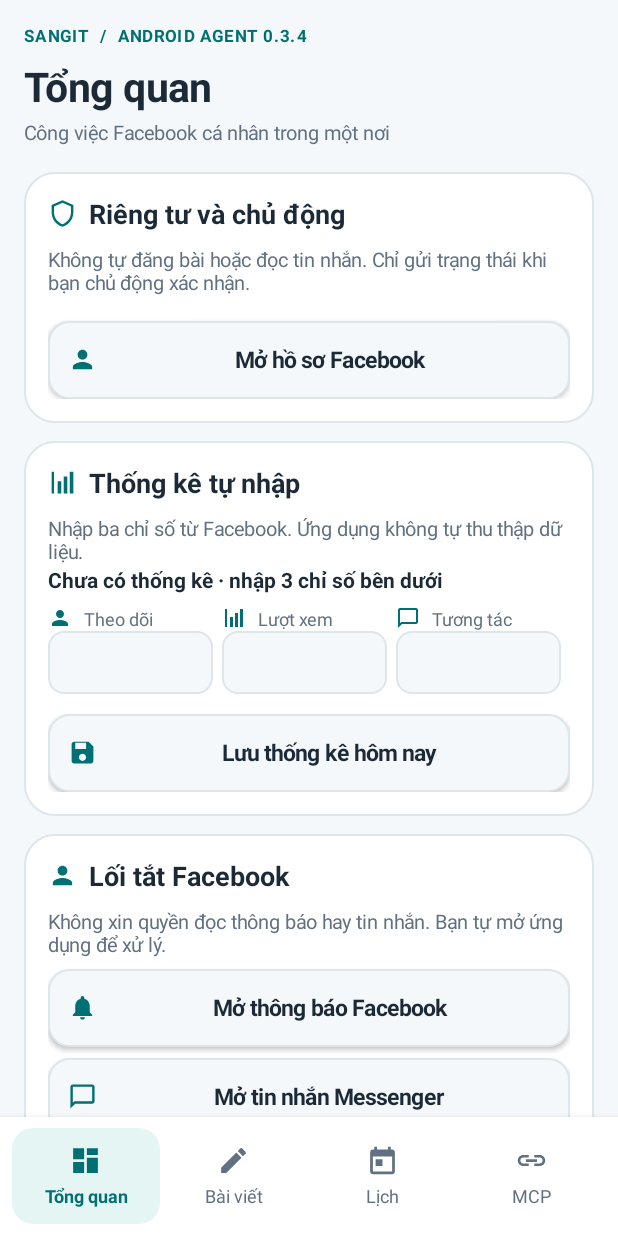
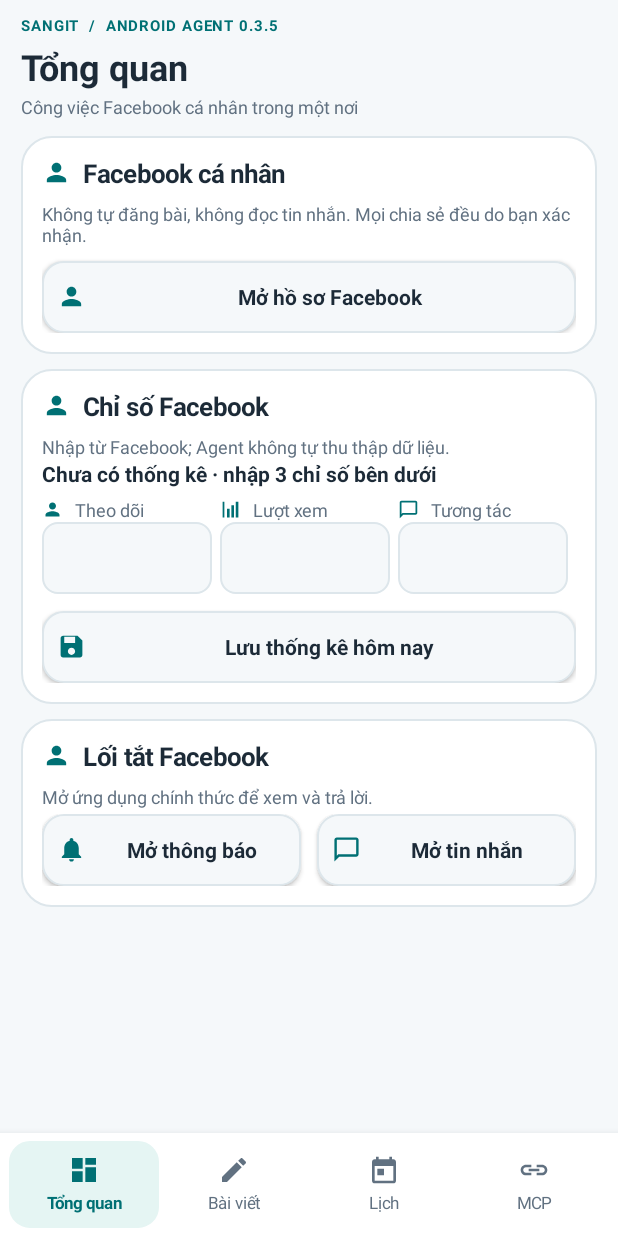
Before and after one commit to Viyeu/sangit-android-agent, an Android app: the screen it shows after launch (MainActivity), on a phone screen of 412 x 824 dp. Run offline under Robolectric (Android 15) with nearby library versions, the phone set to English and light mode, and no system bars.

Commit message:
Optimize compact mobile UI/UX while preserving all Android Agent features (v0.3.5)

```diff
--- a/app/build.gradle
+++ b/app/build.gradle
@@ -10,8 +10,8 @@ android {
         applicationId 'vn.sangit.androidagent'
         minSdk 26
         targetSdk 35
-        versionCode 7
-        versionName '0.3.4'
+        versionCode 8
+        versionName '0.3.5'
     }
 
     buildTypes {
--- a/app/src/main/java/vn/sangit/androidagent/MainActivity.java
+++ b/app/src/main/java/vn/sangit/androidagent/MainActivity.java
@@ -23,6 +23,7 @@ import android.text.InputType;
 import android.view.Gravity;
 import android.view.View;
 import android.view.WindowInsets;
+import android.view.WindowManager;
 import android.widget.ArrayAdapter;
 import android.widget.Button;
 import android.widget.CheckBox;
@@ -107,6 +108,7 @@ public final class MainActivity extends Activity {
         }
         getWindow().setStatusBarColor(BACKGROUND);
         getWindow().setNavigationBarColor(BACKGROUND);
+        getWindow().setSoftInputMode(WindowManager.LayoutParams.SOFT_INPUT_ADJUST_RESIZE);
         getWindow().getDecorView().setSystemUiVisibility(View.SYSTEM_UI_FLAG_LIGHT_STATUS_BAR);
         render();
     }
@@ -149,20 +151,20 @@ public final class MainActivity extends Activity {
         scroll.setVerticalScrollBarEnabled(false);
         LinearLayout body = new LinearLayout(this);
         body.setOrientation(LinearLayout.VERTICAL);
-        body.setPadding(dp(16), dp(16), dp(16), dp(24));
+        body.setPadding(dp(14), dp(10), dp(14), dp(20));
         scroll.addView(body);
         root.addView(scroll, new LinearLayout.LayoutParams(-1, 0, 1f));
         setContentView(root);
 
-        TextView eyebrow = text("SANGIT  /  ANDROID AGENT 0.3.4", 11, PRIMARY, true);
-        eyebrow.setLetterSpacing(0.08f);
+        TextView eyebrow = text("SANGIT  /  ANDROID AGENT 0.3.5", 10, PRIMARY, true);
+        eyebrow.setLetterSpacing(0.06f);
         body.addView(eyebrow);
-        pageHeader = text("Tổng quan", 27, INK, true);
-        pageHeader.setPadding(0, dp(8), 0, dp(4));
+        pageHeader = text("Tổng quan", 24, INK, true);
+        pageHeader.setPadding(0, dp(4), 0, dp(2));
         body.addView(pageHeader);
-        pageSubtitle = text("Công cụ chăm sóc Facebook cá nhân", 13, MUTED, false);
+        pageSubtitle = text("Công cụ Facebook cá nhân", 12, MUTED, false);
         body.addView(pageSubtitle);
-        body.addView(space(17));
+        body.addView(space(11));
 
         for (int i = 0; i < tabPages.length; i++) {
             LinearLayout page = new LinearLayout(this);
@@ -177,7 +179,7 @@ public final class MainActivity extends Activity {
 
         LinearLayout navigation = new LinearLayout(this);
         navigation.setOrientation(LinearLayout.HORIZONTAL);
-        navigation.setPadding(dp(8), dp(7), dp(8), dp(8));
+        navigation.setPadding(dp(6), dp(5), dp(6), dp(5));
         navigation.setBackgroundColor(Color.WHITE);
         navigation.setElevation(dp(8));
         String[] names = {"Tổng quan", "Bài viết", "Lịch", "MCP"};
@@ -194,28 +196,28 @@ public final class MainActivity extends Activity {
             ImageView picture = new ImageView(this);
             picture.setImageResource(icons[i]);
             picture.setImageTintList(ColorStateList.valueOf(MUTED));
-            tab.addView(picture, new LinearLayout.LayoutParams(dp(22), dp(22)));
-            TextView label = text(names[i], 12, MUTED, false);
+            tab.addView(picture, new LinearLayout.LayoutParams(dp(21), dp(21)));
+            TextView label = text(names[i], 11, MUTED, false);
             label.setGravity(Gravity.CENTER);
-            label.setPadding(0, dp(4), 0, 0);
+            label.setPadding(0, dp(3), 0, 0);
             tab.addView(label);
             tab.setOnClickListener(v -> activateTab(index, true));
-            navigation.addView(tab, new LinearLayout.LayoutParams(0, dp(64), 1f));
+            navigation.addView(tab, new LinearLayout.LayoutParams(0, dp(58), 1f));
             tabLabels[i] = label;
             tabIcons[i] = picture;
             tabSurfaces[i] = tab;
         }
         root.addView(navigation, new LinearLayout.LayoutParams(-1, -2));
 
-        LinearLayout statusCard = card(homePage, "Riêng tư và chủ động");
-        statusCard.addView(text("Không tự đăng bài hoặc đọc tin nhắn. Chỉ gửi trạng thái khi bạn chủ động xác nhận.", 13, MUTED, false));
-        statusCard.addView(space(9));
+        LinearLayout statusCard = card(homePage, "Facebook cá nhân");
+        statusCard.addView(text("Không tự đăng bài, không đọc tin nhắn. Mọi chia sẻ đều do bạn xác nhận.", 12, MUTED, false));
+        statusCard.addView(space(3));
         Button profileBtn = button("Mở hồ sơ Facebook", false);
         profileBtn.setOnClickListener(v -> openUrl(PROFILE));
         statusCard.addView(profileBtn);
 
-        LinearLayout dashboard = card(homePage, "Thống kê tự nhập");
-        dashboard.addView(text("Nhập ba chỉ số từ Facebook. Ứng dụng không tự thu thập dữ liệu.", 13, MUTED, false));
+        LinearLayout dashboard = card(homePage, "Chỉ số Facebook");
+        dashboard.addView(text("Nhập từ Facebook; Agent không tự thu thập dữ liệu.", 12, MUTED, false));
         metricsSummary = text("Chưa nhập số liệu", 14, INK, true);
         dashboard.addView(metricsSummary);
         updateMetricsSummary();
@@ -244,23 +246,24 @@ public final class MainActivity extends Activity {
         dashboard.addView(saveMetrics);
 
         LinearLayout inbox = card(homePage, "Lối tắt Facebook");
-        inbox.addView(text("Không xin quyền đọc thông báo hay tin nhắn. Bạn tự mở ứng dụng để xử lý.", 13, MUTED, false));
-        Button facebookNotices = button("Mở thông báo Facebook", false);
+        inbox.addView(text("Mở ứng dụng chính thức để xem và trả lời.", 12, MUTED, false));
+        Button facebookNotices = button("Mở thông báo", false);
         facebookNotices.setOnClickListener(v -> openUrl("https://www.facebook.com/notifications/"));
-        inbox.addView(facebookNotices);
-        Button messenger = button("Mở tin nhắn Messenger", false);
+
+        Button messenger = button("Mở tin nhắn", false);
         messenger.setOnClickListener(v -> openUrl("https://www.messenger.com/"));
-        inbox.addView(messenger);
+        addCompactActions(inbox, facebookNotices, messenger);
 
         LinearLayout post = card(writingPage, "Soạn và chia sẻ bài viết");
-        post.addView(text("Chọn mẫu, sửa nội dung theo ca thực tế; bạn tự xác nhận trong Facebook.", 13, MUTED, false));
+        post.addView(text("Chọn mẫu, chỉnh sửa và tự xác nhận khi đăng.", 12, MUTED, false));
         post.addView(space(8));
         Spinner templates = new Spinner(this);
         ArrayAdapter<String> adapter = new ArrayAdapter<>(this, android.R.layout.simple_spinner_dropdown_item, TemplateCatalog.titles());
         templates.setAdapter(adapter);
+        templates.setMinimumHeight(dp(48));
         templates.setSelection(restoredTemplate);
         post.addView(templates);
-        postEditor = editor(TemplateCatalog.textFor(restoredTemplate), 9);
+        postEditor = editor(TemplateCatalog.textFor(restoredTemplate), 6);
         String saved = restoredPost != null ? restoredPost : store.draft();
         if (!saved.isEmpty()) postEditor.setText(saved);
         post.addView(postEditor);
@@ -273,15 +276,15 @@ public final class MainActivity extends Activity {
             }
             @Override public void onNothingSelected(AdapterView<?> parent) {}
         });
-        Button save = button("Lưu bản nháp", false);
+        Button save = button("Lưu nháp", false);
         save.setOnClickListener(v -> {
             store.saveDraft(postEditor.getText().toString());
             Toast.makeText(this, "Đã lưu nháp trên thiết bị", Toast.LENGTH_SHORT).show();
         });
-        post.addView(save);
-        Button selectImage = button("Chọn ảnh từ thư viện", false);
+
+        Button selectImage = button("Chọn ảnh", false);
         selectImage.setOnClickListener(v -> selectImage());
-        post.addView(selectImage);
+        addCompactActions(post, save, selectImage);
         imageSummary = text(selectedImage == null ? "Chưa chọn ảnh" : "Đã chọn ảnh · chỉ dùng trong phiên hiện tại", 12, MUTED, false);
         post.addView(imageSummary);
         Button share = button("Chia sẻ qua Facebook / ứng dụng", true);
@@ -290,20 +293,19 @@ public final class MainActivity extends Activity {
         Button copy = button("Sao chép bài viết", false);
         copy.setOnClickListener(v -> copyToClipboard(postEditor.getText().toString()));
         post.addView(copy);
-        post.addView(text("Lưu ý: Một số phiên bản Facebook không nhận nội dung chữ khi chia sẻ kèm ảnh. Có thể dùng Sao chép rồi dán vào bài trước khi đăng.", 12, MUTED, false));
+        post.addView(text("Nếu Facebook không nhận chữ kèm ảnh, hãy sao chép và dán thủ công.", 12, MUTED, false));
 
         LinearLayout reply = card(writingPage, "Gợi ý phản hồi");
-        reply.addView(text("Chọn loại tình huống, Agent tạo câu trả lời theo mẫu an toàn. "
-            + "Đây là quy tắc cục bộ, KHÔNG phải AI sinh văn bản hay đọc tin nhắn Facebook.", 12, MUTED, false));
+        reply.addView(text("Gợi ý theo mẫu offline; không tự đọc tin nhắn.", 12, MUTED, false));
         Spinner category = new Spinner(this);
         category.setAdapter(new ArrayAdapter<>(this, android.R.layout.simple_spinner_dropdown_item, ReplyAssistant.categories()));
         reply.addView(category);
         Button suggestReply = button("Gợi ý phản hồi", false);
         reply.addView(suggestReply);
-        replyEditor = editor(restoredReply != null ? restoredReply : store.reply(), 4);
+        replyEditor = editor(restoredReply != null ? restoredReply : store.reply(), 3);
         reply.addView(replyEditor);
         suggestReply.setOnClickListener(v -> replyEditor.setText(ReplyAssistant.suggest(category.getSelectedItemPosition())));
-        Button askAi = button("Nhờ ChatGPT chỉnh phản hồi (tùy chọn)", false);
+        Button askAi = button("Nhờ ChatGPT chỉnh", false);
         askAi.setOnClickListener(v -> {
             String text = replyEditor.getText().toString().trim();
             if (text.isEmpty()) { Toast.makeText(this, "Chọn gợi ý hoặc nhập nháp trước", Toast.LENGTH_SHORT).show(); return; }
@@ -317,8 +319,7 @@ public final class MainActivity extends Activity {
             catch (Exception error) { Toast.makeText(this, "Không mở được ứng dụng chia sẻ", Toast.LENGTH_SHORT).show(); }
         });
         reply.addView(askAi);
-        reply.addView(text("Không nhập mật khẩu, số điện thoại, địa chỉ hay nội dung riêng tư của khách vào AI. "
-            + "Bạn chọn ứng dụng và kiểm tra trước khi chia sẻ.", 12, MUTED, false));
+        reply.addView(text("Không đưa thông tin riêng tư của khách vào AI.", 12, MUTED, false));
         Button copyReply = button("Sao chép phản hồi và mở Facebook", true);
         copyReply.setOnClickListener(v -> {
             String value = replyEditor.getText().toString();
@@ -328,10 +329,10 @@ public final class MainActivity extends Activity {
             openUrl(FACEBOOK_APP);
         });
         reply.addView(copyReply);
-        reply.addView(text("Không dán thông tin riêng tư của khách hàng vào phản hồi công khai.", 12, MUTED, false));
+
 
         LinearLayout planner = card(schedulePage, "Lịch nội dung 7 ngày");
-        planner.addView(text("Gợi ý bài và Reel; bạn tự duyệt và đăng.", 13, MUTED, false));
+        planner.addView(text("7 ngày gợi ý, tự duyệt trước khi đăng.", 12, MUTED, false));
         planIdeas = new LinearLayout(this);
         planIdeas.setOrientation(LinearLayout.VERTICAL);
         planner.addView(planIdeas);
@@ -352,16 +353,16 @@ public final class MainActivity extends Activity {
         reminderSummary = text("", 14, INK, true);
         planner.addView(reminderSummary);
         updateReminderSummary();
-        Button chooseDate = button("Chọn ngày và giờ nhắc", false);
+        Button chooseDate = button("Chọn ngày / giờ", false);
         chooseDate.setOnClickListener(v -> pickReminderDateTime());
         planner.addView(chooseDate);
-        Button addCalendar = button("Chuẩn bị lời nhắc trong Lịch", true);
+        Button addCalendar = button("Tạo lời nhắc trong Lịch", true);
         addCalendar.setOnClickListener(v -> addCalendarReminder());
         planner.addView(addCalendar);
-        Button clearReminder = button("Xóa nhắc đăng đã lưu trong Agent", false);
+        Button clearReminder = button("Xóa nhắc đã lưu", false);
         clearReminder.setOnClickListener(v -> { store.clearReminder(); updateReminderSummary(); });
         planner.addView(clearReminder);
-        planner.addView(text("Lưu trong Agent không tự tạo chuông báo. Bạn phải bấm Lưu/Xác nhận trong ứng dụng Lịch.", 12, MUTED, false));
+        planner.addView(text("Nhớ bấm Lưu trong ứng dụng Lịch để bật nhắc.", 12, MUTED, false));
 
         LinearLayout schedule = card(schedulePage, "Việc hôm nay");
         dayChecklistDate = text("", 13, MUTED, false);
@@ -372,15 +373,17 @@ public final class MainActivity extends Activity {
         refreshDailyContent();
 
         LinearLayout mcpPanel = card(connectPage, "Kết nối ChatGPT · MCP độc lập");
-        mcpPanel.addView(text("Nhập URL HTTPS và mã ghép cặp khi máy chủ MCP riêng đã hoạt động.", 13, MUTED, false));
+        mcpPanel.addView(text("Kết nối máy chủ riêng bằng HTTPS và mã dùng một lần.", 12, MUTED, false));
         EditText endpoint = editor("", 1);
         endpoint.setSingleLine(true);
+        endpoint.setInputType(InputType.TYPE_CLASS_TEXT | InputType.TYPE_TEXT_VARIATION_URI);
         endpoint.setHint("Địa chỉ HTTPS máy chủ MCP");
         endpoint.setContentDescription("Địa chỉ máy chủ MCP HTTPS độc lập");
         applyIcon(endpoint, R.drawable.ic_sangit_link, MUTED, 20);
         mcpPanel.addView(endpoint);
         EditText pairingCode = editor("", 1);
         pairingCode.setSingleLine(true);
+        pairingCode.setInputType(InputType.TYPE_CLASS_TEXT | InputType.TYPE_TEXT_FLAG_CAP_CHARACTERS | InputType.TYPE_TEXT_FLAG_NO_SUGGESTIONS);
         pairingCode.setHint("Mã ghép cặp dùng một lần");
         pairingCode.setContentDescription("Mã ghép cặp một lần");
         applyIcon(pairingCode, R.drawable.ic_sangit_key, MUTED, 20);
@@ -406,9 +409,9 @@ public final class MainActivity extends Activity {
         disconnectButton.setOnClickListener(v -> mcpClient.disconnect(
             message -> runOnUiThread(() -> setPairingStatus(pairingState, message))));
         mcpPanel.addView(disconnectButton);
-        mcpPanel.addView(text("Kết nối trực tiếp ChatGPT qua máy chủ MCP độc lập có HTTPS và xác thực. Phiên ghép cặp chỉ giữ trong bộ nhớ; đóng ứng dụng cần ghép cặp lại.", 12, MUTED, false));
+        mcpPanel.addView(text("Phiên chỉ lưu tạm. Mở lại ứng dụng cần ghép cặp mới.", 12, MUTED, false));
 
-        TextView footer = text("SangIT Android Agent · v0.3.4 beta\nChỉ chia sẻ khi bạn xác nhận", 12, MUTED, false);
+        TextView footer = text("SangIT Android Agent · v0.3.5 beta", 11, MUTED, false);
         footer.setGravity(Gravity.CENTER_HORIZONTAL);
         footer.setPadding(0, dp(10), 0, 0);
         connectPage.addView(footer);
@@ -477,19 +480,20 @@ public final class MainActivity extends Activity {
         LinearLayout col = new LinearLayout(this);
         col.setOrientation(LinearLayout.VERTICAL);
         LinearLayout.LayoutParams lp = new LinearLayout.LayoutParams(0, -2, 1f);
-        lp.setMargins(0, dp(8), dp(6), dp(6));
+        lp.setMargins(0, dp(6), dp(5), dp(5));
         container.addView(col, lp);
         TextView fieldLabel = text(label, 12, MUTED, false);
         applyIcon(fieldLabel, "Theo dõi".equals(label) ? R.drawable.ic_sangit_person
             : "Lượt xem".equals(label) ? R.drawable.ic_sangit_chart
-            : R.drawable.ic_sangit_message, PRIMARY, 16);
+            : R.drawable.ic_sangit_message, PRIMARY, 14);
         col.addView(fieldLabel);
         EditText field = new EditText(this);
         field.setSingleLine(true);
         field.setInputType(InputType.TYPE_CLASS_NUMBER);
         field.setTextColor(INK);
         field.setTextSize(16f);
-        field.setPadding(dp(8), dp(10), dp(8), dp(10));
+        field.setPadding(dp(7), dp(9), dp(7), dp(9));
+        field.setMinHeight(dp(48));
         field.setBackground(rounded(BACKGROUND, 10, BORDER));
         field.setText(value);
         col.addView(field);
@@ -536,7 +540,8 @@ public final class MainActivity extends Activity {
     private void addCalendarReminder() {
         String content = postEditor.getText().toString().trim();
         if (content.isEmpty()) {
-            Toast.makeText(this, "Hãy soạn nội dung trước khi thêm lịch", Toast.LENGTH_LONG).show();
+            activateTab(1, true);
+            Toast.makeText(this, "Hãy soạn bài trước khi thêm lịch", Toast.LENGTH_LONG).show();
             return;
         }
         long when = chosenReminder.toInstant().toEpochMilli();
@@ -626,14 +631,14 @@ public final class MainActivity extends Activity {
     private LinearLayout card(LinearLayout parent, String heading) {
         LinearLayout card = new LinearLayout(this);
         card.setOrientation(LinearLayout.VERTICAL);
-        card.setPadding(dp(16), dp(15), dp(16), dp(16));
+        card.setPadding(dp(14), dp(13), dp(14), dp(14));
         card.setBackground(rounded(Color.WHITE, 20, BORDER));
         LinearLayout.LayoutParams params = new LinearLayout.LayoutParams(-1, -2);
-        params.bottomMargin = dp(12);
+        params.bottomMargin = dp(10);
         parent.addView(card, params);
-        TextView title = text(heading, 18, INK, true);
+        TextView title = text(heading, 17, INK, true);
         applyIcon(title, sectionIcon(heading), PRIMARY, 19);
-        title.setPadding(0, 0, 0, dp(9));
+        title.setPadding(0, 0, 0, dp(7));
         card.addView(title);
         return card;
     }
@@ -658,22 +663,43 @@ public final class MainActivity extends Activity {
         return input;
     }
 
+
+    /** Two compact actions on normal phones, stacked on narrow devices. */
+    private void addCompactActions(LinearLayout parent, Button left, Button right) {
+        if (getResources().getConfiguration().screenWidthDp < 360) {
+            parent.addView(left);
+            parent.addView(right);
+            return;
+        }
+        LinearLayout row = new LinearLayout(this);
+        row.setOrientation(LinearLayout.HORIZONTAL);
+        LinearLayout.LayoutParams rowParams = new LinearLayout.LayoutParams(-1, -2);
+        rowParams.topMargin = dp(3);
+        parent.addView(row, rowParams);
+        LinearLayout.LayoutParams leftParams = new LinearLayout.LayoutParams(0, -2, 1f);
+        leftParams.rightMargin = dp(5);
+        LinearLayout.LayoutParams rightParams = new LinearLayout.LayoutParams(0, -2, 1f);
+        rightParams.leftMargin = dp(5);
+        row.addView(left, leftParams);
+        row.addView(right, rightParams);
+    }
+
     private Button button(String label, boolean primary) {
         Button button = new Button(this);
         button.setAllCaps(false);
         button.setText(label);
-        button.setTextSize(15f);
+        button.setTextSize(14f);
         button.setTypeface(null, Typeface.BOLD);
         button.setTextColor(primary ? Color.WHITE : INK);
-        button.setMinHeight(dp(52));
-        button.setPadding(dp(13), dp(10), dp(13), dp(10));
+        button.setMinHeight(dp(primary ? 52 : 48));
+        button.setPadding(dp(10), dp(8), dp(10), dp(8));
         applyIcon(button, actionIcon(label), primary ? Color.WHITE : PRIMARY, 19);
         button.setGravity(Gravity.CENTER);
         button.setBackground(new RippleDrawable(ColorStateList.valueOf(
             primary ? 0x44FFFFFF : 0x22007074),
             rounded(primary ? PRIMARY : BACKGROUND, 14, primary ? PRIMARY : BORDER), null));
         LinearLayout.LayoutParams params = new LinearLayout.LayoutParams(-1, -2);
-        params.topMargin = dp(7);
+        params.topMargin = dp(6);
         button.setLayoutParams(params);
         return button;
     }
@@ -726,6 +752,8 @@ public final class MainActivity extends Activity {
         boolean failure = info.contains("thất bại") || info.startsWith("không ") || info.contains("lỗi");
         int tint = success ? PRIMARY : failure ? Color.rgb(173, 83, 37) : MUTED;
         view.setTextColor(tint);
+        view.setPadding(dp(12), dp(11), dp(12), dp(11));
+        view.setBackground(rounded(success ? SOFT : failure ? 0xFFFDF1EB : BACKGROUND, 12, BORDER));
         applyIcon(view, success ? R.drawable.ic_sangit_check :
             failure ? R.drawable.ic_sangit_unlink : R.drawable.ic_sangit_link, tint, 19);
     }
```
Also changed, not shown: 5 other files.
